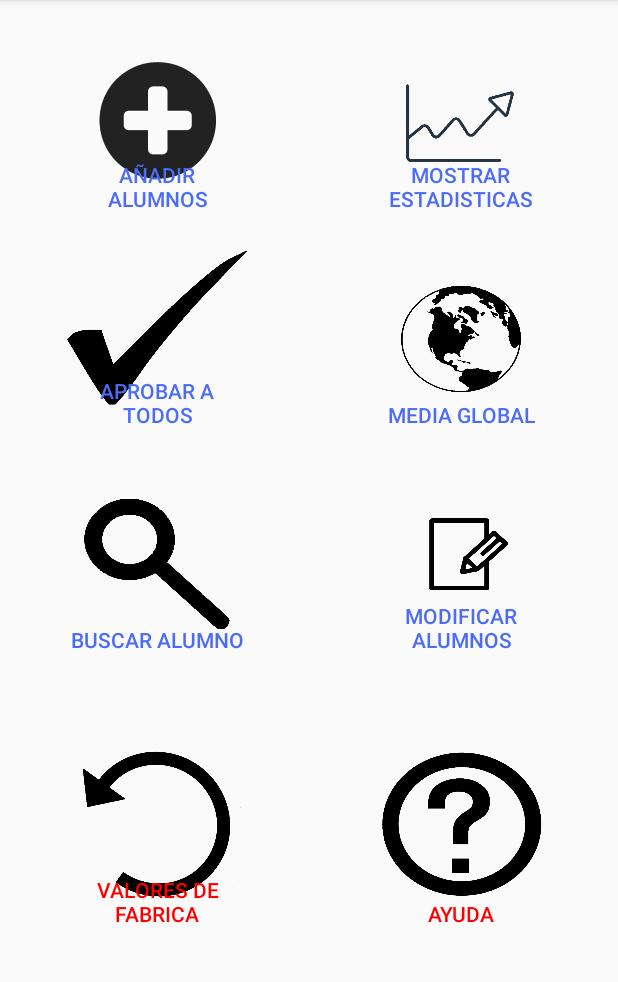
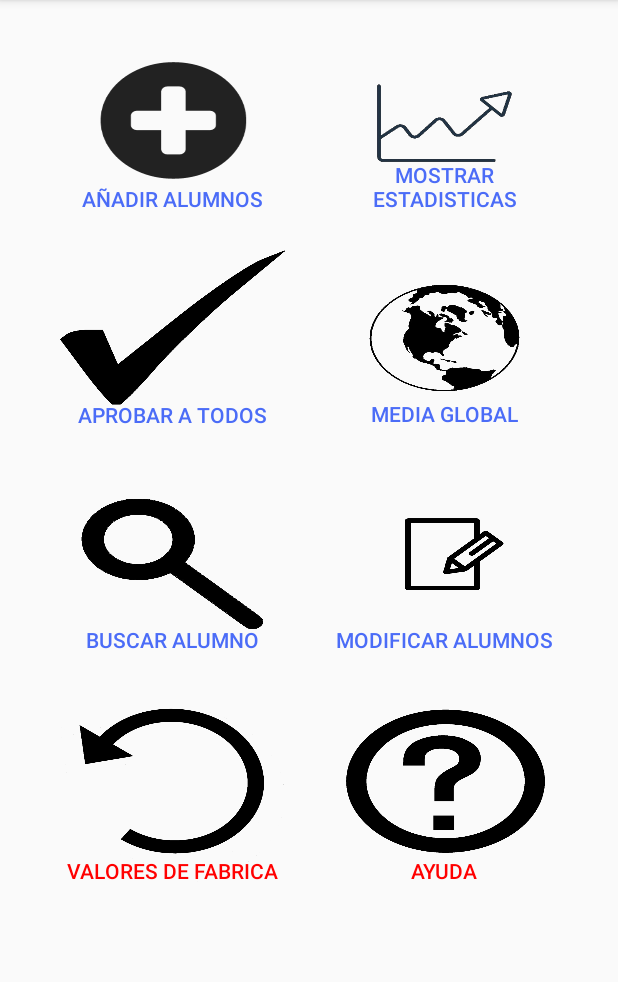
Before and after one commit to cf17jeremy/M7NotasAPP, an Android app: the Menu screen opened directly, with no data from a screen before it, on a phone screen of 412 x 824 dp, the part 84-1066 px from its top. Run offline under Robolectric (Android 15) with nearby library versions, the light colour scheme and no system bars.

Commit message:
Todo acabado

```diff
--- a/app/src/main/java/com/example/Notas/Mostrar.java
+++ b/app/src/main/java/com/example/Notas/Mostrar.java
@@ -1,14 +1,13 @@
 package com.example.Notas;
 
 import android.content.Intent;
+import android.icu.text.DecimalFormat;
 import android.os.Bundle;
 
 import androidx.appcompat.app.AppCompatActivity;
 import androidx.recyclerview.widget.LinearLayoutManager;
 import androidx.recyclerview.widget.RecyclerView;
 
-import java.math.RoundingMode;
-import java.text.DecimalFormat;
 import java.util.ArrayList;
 
 
@@ -35,21 +34,20 @@ public class Mostrar extends AppCompatActivity {
         ArrayList<Integer> notas1 = new ArrayList<>();
         ArrayList<Integer> notas2 = new ArrayList<>();
         ArrayList<Integer> notas3 = new ArrayList<>();
-        ArrayList<Float> medias = new ArrayList<>();
+        ArrayList<String> medias = new ArrayList<>();
 
         calculos = calco(cont,arnota1,arnota2,arnota3);
 
         for (int i=0;i<cont;i++){
             float mid = calculos[i];
             DecimalFormat df = new DecimalFormat("#.#");
-            df.setRoundingMode(RoundingMode.CEILING);
 
             //antes solo tenia calculos[i] para imprimir luego añadi el float
             personNames.add(arnoms[i]);
             notas1.add(arnota1[i]);
             notas2.add(arnota2[i]);
             notas3.add(arnota3[i]);
-            medias.add(Float.parseFloat(df.format(mid)));
+            medias.add(df.format(mid));
         }
 
         super.onCreate(savedInstanceState);
--- a/app/src/main/java/com/example/Notas/RecycleView.java
+++ b/app/src/main/java/com/example/Notas/RecycleView.java
@@ -17,10 +17,10 @@ public class RecycleView extends RecyclerView.Adapter<RecycleView.MyViewHolder>
     ArrayList<Integer>notas1;
     ArrayList<Integer>notas2;
     ArrayList<Integer>notas3;
-    ArrayList<Float>medias;
+    ArrayList<String>medias;
     Context context;
 
-    public RecycleView(Context context, ArrayList<String> personNames, ArrayList<Integer> notas1, ArrayList<Integer> notas2, ArrayList<Integer> notas3, ArrayList<Float> medias) {
+    public RecycleView(Context context, ArrayList<String> personNames, ArrayList<Integer> notas1, ArrayList<Integer> notas2, ArrayList<Integer> notas3, ArrayList<String> medias) {
         this.context = context;
         this.personNames = personNames;
         this.notas1 = notas1;
--- a/app/src/main/res/layout/activity_menu.xml
+++ b/app/src/main/res/layout/activity_menu.xml
@@ -9,7 +9,7 @@
 
     <Button
         android:id="@+id/add"
-        android:layout_width="120dp"
+        android:layout_width="150dp"
         android:layout_height="120dp"
         android:background="@drawable/add"
         android:gravity="bottom|center"
@@ -24,7 +24,7 @@
 
     <Button
         android:id="@+id/mostrar"
-        android:layout_width="120dp"
+        android:layout_width="150dp"
         android:layout_height="120dp"
         android:background="@drawable/stats"
         android:gravity="bottom|center"
@@ -40,7 +40,7 @@
 
     <Button
         android:id="@+id/aprall"
-        android:layout_width="120dp"
+        android:layout_width="150dp"
         android:layout_height="120dp"
         android:background="@drawable/tick"
         android:gravity="bottom|center"
@@ -55,7 +55,7 @@
 
     <Button
         android:id="@+id/medglob"
-        android:layout_width="120dp"
+        android:layout_width="150dp"
         android:layout_height="120dp"
         android:background="@drawable/medglobal"
         android:gravity="bottom|center"
@@ -66,11 +66,11 @@
         app:layout_constraintHorizontal_bias="0.846"
         app:layout_constraintStart_toStartOf="parent"
         app:layout_constraintTop_toBottomOf="@+id/mostrar"
-        app:layout_constraintVertical_bias="0.048" />
+        app:layout_constraintVertical_bias="0.046" />
 
     <Button
         android:id="@+id/seach"
-        android:layout_width="120dp"
+        android:layout_width="150dp"
         android:layout_height="120dp"
         android:background="@drawable/buscar"
         android:gravity="bottom|center"
@@ -85,7 +85,7 @@
 
     <Button
         android:id="@+id/change"
-        android:layout_width="120dp"
+        android:layout_width="150dp"
         android:layout_height="120dp"
         android:background="@drawable/modalum"
         android:gravity="bottom|center"
@@ -96,11 +96,11 @@
         app:layout_constraintHorizontal_bias="0.846"
         app:layout_constraintStart_toStartOf="parent"
         app:layout_constraintTop_toBottomOf="@+id/medglob"
-        app:layout_constraintVertical_bias="0.082" />
+        app:layout_constraintVertical_bias="0.085" />
 
     <Button
         android:id="@+id/peligro"
-        android:layout_width="120dp"
+        android:layout_width="150dp"
         android:layout_height="120dp"
         android:background="@drawable/restore"
         android:gravity="bottom|center"
@@ -111,11 +111,11 @@
         app:layout_constraintHorizontal_bias="0.153"
         app:layout_constraintStart_toStartOf="parent"
         app:layout_constraintTop_toBottomOf="@+id/seach"
-        app:layout_constraintVertical_bias="0.295" />
+        app:layout_constraintVertical_bias="0.16" />
 
     <Button
         android:id="@+id/help"
-        android:layout_width="120dp"
+        android:layout_width="150dp"
         android:layout_height="120dp"
         android:background="@drawable/help"
         android:gravity="bottom|center"
@@ -126,6 +126,6 @@
         app:layout_constraintHorizontal_bias="0.846"
         app:layout_constraintStart_toStartOf="parent"
         app:layout_constraintTop_toBottomOf="@+id/change"
-        app:layout_constraintVertical_bias="0.295" />
+        app:layout_constraintVertical_bias="0.16" />
 
 </androidx.constraintlayout.widget.ConstraintLayout>
```
